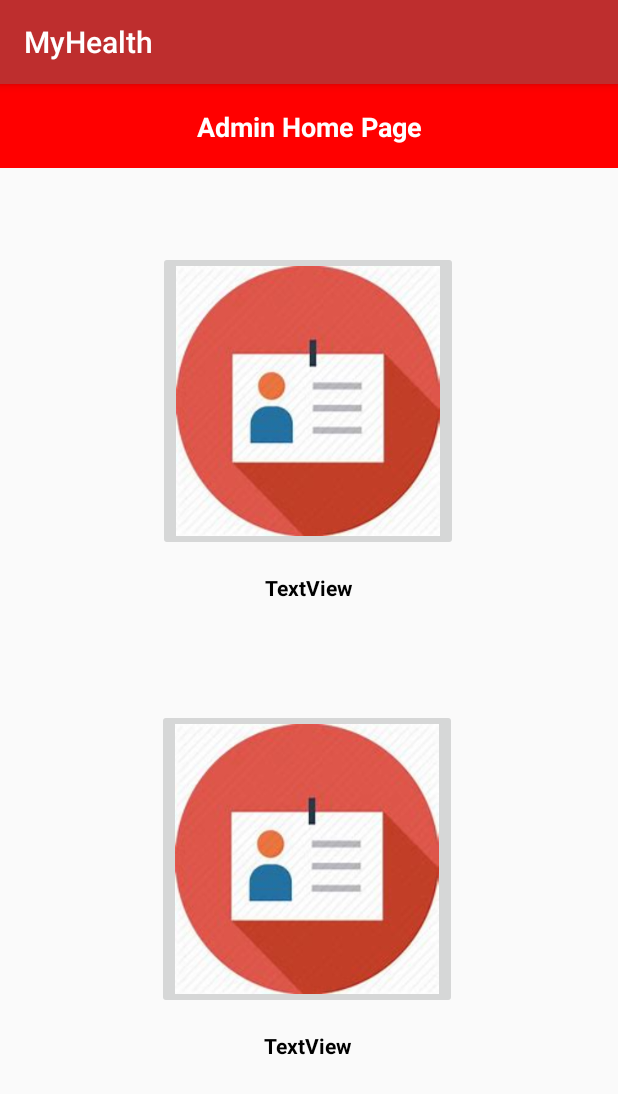
After one commit to AlineJo/MyHealth, an Android app: the fragment AdminHomeFragment shown on its own in the app's theme, on a phone screen of 412 x 824 dp. The commit adds this screen. Shown: the top 1094 px of the screen. Run offline under Robolectric (Android 15) with nearby library versions, the phone set to English and light mode, and no system bars.

Commit message:
+AdminHome +AdminSearch

```diff
--- /dev/null
+++ b/app/src/main/java/com/example/myhealth/fragments/AdminHomeFragment.java
@@ -0,0 +1,40 @@
+package com.example.myhealth.fragments;
+
+import android.os.Bundle;
+
+import androidx.fragment.app.Fragment;
+
+import android.view.LayoutInflater;
+import android.view.View;
+import android.view.ViewGroup;
+import android.widget.ImageButton;
+import android.widget.TextView;
+
+import com.example.myhealth.R;
+
+/**
+ * A simple {@link Fragment} subclass.
+ */
+public class AdminHomeFragment extends Fragment {
+
+    public AdminHomeFragment() {
+        // Required empty public constructor
+    }
+
+
+    @Override
+    public View onCreateView(LayoutInflater inflater, ViewGroup container,
+                             Bundle savedInstanceState) {
+        // Inflate the layout for this fragment
+        View parentView = inflater.inflate(R.layout.fragment_admin_home, container, false);
+
+        ImageButton ibGoals = parentView.findViewById(R.id.ib_goals);
+        TextView tvGoals = parentView.findViewById(R.id.tv_goals);
+
+        ImageButton ibUsersList = parentView.findViewById(R.id.ib_users);
+        TextView tvUsersList = parentView.findViewById(R.id.tv_users);
+
+
+        return parentView;
+    }
+}
--- /dev/null
+++ b/app/src/main/res/layout/fragment_admin_home.xml
@@ -0,0 +1,114 @@
+<?xml version="1.0" encoding="utf-8"?>
+<androidx.constraintlayout.widget.ConstraintLayout xmlns:android="http://schemas.android.com/apk/res/android"
+    xmlns:app="http://schemas.android.com/apk/res-auto"
+    xmlns:tools="http://schemas.android.com/tools"
+    android:id="@+id/frameLayout"
+    android:layout_width="match_parent"
+    android:layout_height="match_parent"
+    tools:context=".fragments.AdminHomeFragment">
+
+    <View
+        android:id="@+id/v_background"
+        android:layout_width="wrap_content"
+        android:layout_height="56dp"
+        android:background="#FF0000"
+        app:layout_constraintEnd_toEndOf="parent"
+        app:layout_constraintStart_toStartOf="parent"
+        app:layout_constraintTop_toTopOf="parent" />
+
+    <TextView
+        android:id="@+id/textView9"
+        android:layout_width="wrap_content"
+        android:layout_height="wrap_content"
+        android:text="Admin Home Page"
+        android:textColor="#FFFFFF"
+        android:textSize="18sp"
+        android:textStyle="bold"
+        app:layout_constraintBottom_toBottomOf="@+id/v_background"
+        app:layout_constraintEnd_toEndOf="parent"
+        app:layout_constraintStart_toStartOf="@+id/v_background"
+        app:layout_constraintTop_toTopOf="@+id/v_background" />
+
+    <View
+        android:id="@+id/v_goals"
+        android:layout_width="224dp"
+        android:layout_height="256dp"
+        android:layout_marginBottom="24dp"
+        android:background="@android:color/transparent"
+        app:layout_constraintBottom_toTopOf="@+id/view"
+        app:layout_constraintEnd_toEndOf="parent"
+        app:layout_constraintHorizontal_bias="0.497"
+        app:layout_constraintStart_toStartOf="parent" />
+
+    <ImageButton
+        android:id="@+id/ib_goals"
+        android:layout_width="200dp"
+        android:layout_height="200dp"
+        android:layout_marginTop="8dp"
+        android:scaleType="fitXY"
+        android:src="@drawable/pro"
+        app:layout_constraintEnd_toEndOf="@+id/v_goals"
+        app:layout_constraintStart_toStartOf="@+id/v_goals"
+        app:layout_constraintTop_toTopOf="@+id/v_goals" />
+
+    <TextView
+        android:id="@+id/tv_goals"
+        android:layout_width="0dp"
+        android:layout_height="wrap_content"
+        android:text="TextView"
+        android:textAlignment="center"
+        android:textColor="#000000"
+        android:textStyle="bold"
+        app:layout_constraintBottom_toBottomOf="@+id/v_goals"
+        app:layout_constraintEnd_toEndOf="@+id/ib_goals"
+        app:layout_constraintStart_toStartOf="@+id/ib_goals"
+        app:layout_constraintTop_toBottomOf="@+id/ib_goals" />
+
+    <View
+        android:id="@+id/view"
+        android:layout_width="0dp"
+        android:layout_height="1dp"
+        android:background="@android:color/transparent"
+        android:visibility="invisible"
+        app:layout_constraintBottom_toBottomOf="parent"
+        app:layout_constraintEnd_toEndOf="parent"
+        app:layout_constraintStart_toStartOf="parent"
+        app:layout_constraintTop_toTopOf="parent" />
+
+    <View
+        android:id="@+id/v_users"
+        android:layout_width="224dp"
+        android:layout_height="256dp"
+        android:layout_marginTop="24dp"
+        android:background="@android:color/transparent"
+        app:layout_constraintEnd_toEndOf="parent"
+        app:layout_constraintStart_toStartOf="parent"
+        app:layout_constraintTop_toBottomOf="@+id/view" />
+
+    <ImageButton
+        android:id="@+id/ib_users"
+        android:layout_width="200dp"
+        android:layout_height="200dp"
+        android:layout_marginTop="8dp"
+        android:scaleType="fitXY"
+        android:src="@drawable/pro"
+        app:layout_constraintEnd_toEndOf="@+id/v_users"
+        app:layout_constraintHorizontal_bias="0.458"
+        app:layout_constraintStart_toStartOf="@+id/v_users"
+        app:layout_constraintTop_toTopOf="@+id/v_users" />
+
+    <TextView
+        android:id="@+id/tv_users"
+        android:layout_width="0dp"
+        android:layout_height="wrap_content"
+        android:text="TextView"
+        android:textAlignment="center"
+        android:textColor="#000000"
+        android:textStyle="bold"
+        app:layout_constraintBottom_toBottomOf="@+id/v_users"
+        app:layout_constraintEnd_toEndOf="@+id/ib_users"
+        app:layout_constraintHorizontal_bias="0.0"
+        app:layout_constraintStart_toStartOf="@+id/ib_users"
+        app:layout_constraintTop_toBottomOf="@+id/ib_users" />
+
+</androidx.constraintlayout.widget.ConstraintLayout>
--- a/app/src/main/res/values/strings.xml
+++ b/app/src/main/res/values/strings.xml
@@ -24,5 +24,8 @@
     <string name="drawerOpen">drawerOpen</string>
     <string name="drawerClose">drawerClose</string>
 
+    <!-- TODO: Remove or change this placeholder text -->
+    <string name="hello_blank_fragment">Hello blank fragment</string>
+
 
 </resources>
```
Also changed, not shown: app/src/main/java/com/example/myhealth/fragments/AdminSearchFragment.java (added, +32 -0 lines), app/src/main/res/drawable/ic_search.xml (added, +9 -0 lines), app/src/main/res/layout/fragment_admin_search.xml (added, +63 -0 lines). Lines whose indentation alone changed are shown as unchanged.
